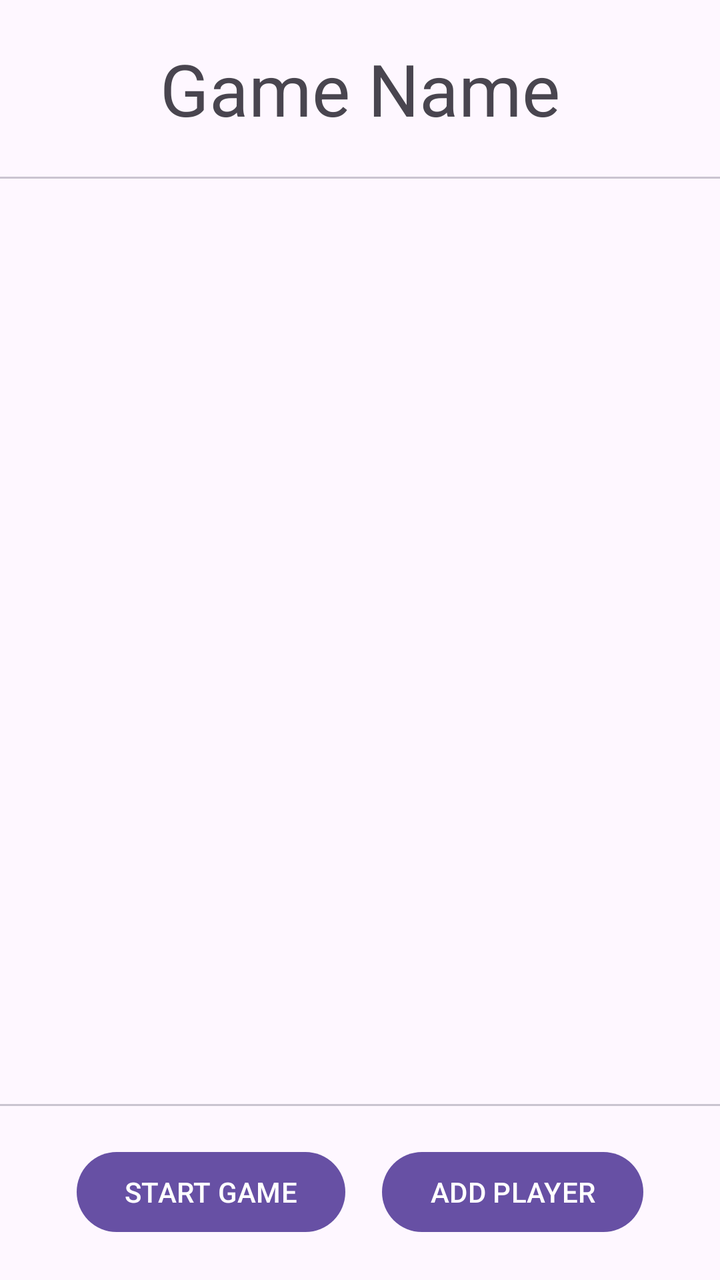
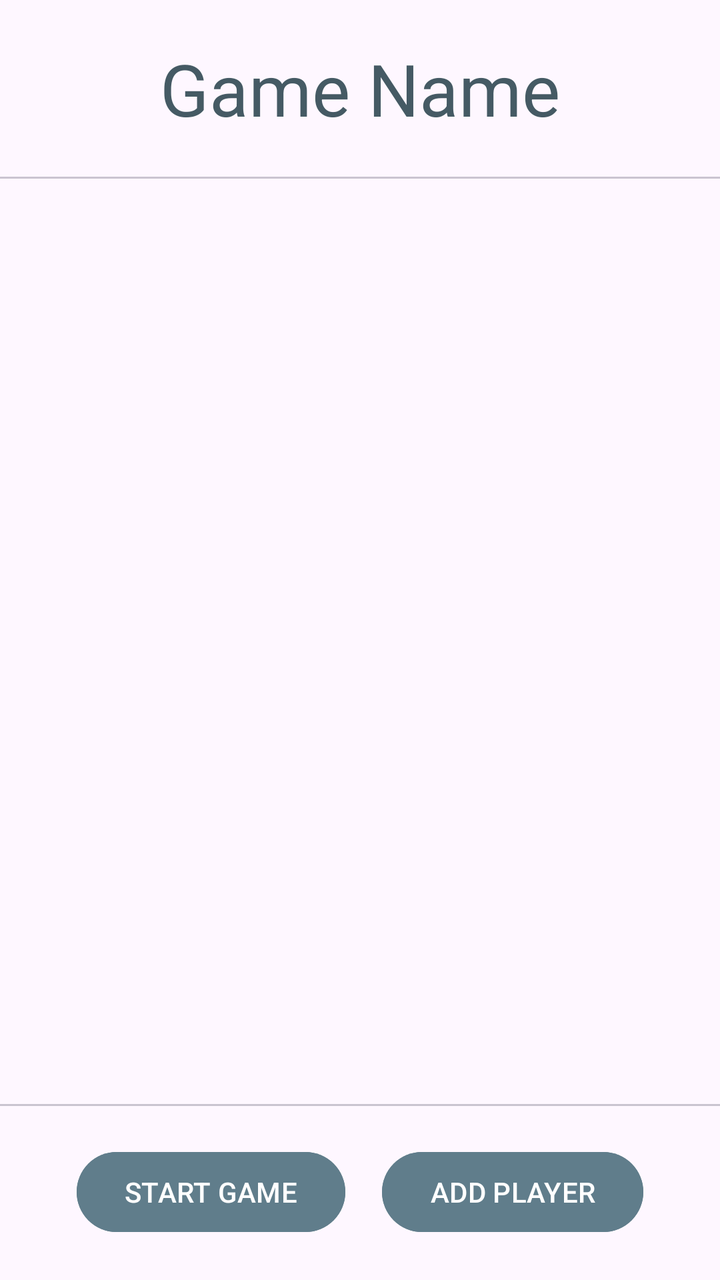

Two renders of the same Android screen: before a commit and after it. Below are the layout's source before the change and the commit's diff.
<!-- AndroidManifest.xml: application theme Theme.Oscarsthegrouchapp -->
<!-- res/layout/game_screen.xml -->
<?xml version="1.0" encoding="utf-8"?>
<androidx.constraintlayout.widget.ConstraintLayout
    xmlns:android="http://schemas.android.com/apk/res/android"
    xmlns:app="http://schemas.android.com/apk/res-auto"
    android:layout_width="match_parent"
    android:layout_height="match_parent"
    >

    <LinearLayout
        android:id="@+id/header"
        android:layout_width="match_parent"
        android:layout_height="wrap_content"
        android:orientation="horizontal"
        android:gravity="center"
        android:padding="20dp"
        app:layout_constraintTop_toTopOf="parent"
        >
        <TextView
            android:id="@+id/gameName"
            android:layout_width="wrap_content"
            android:layout_height="wrap_content"
            android:text="Game Name"
            android:textSize="36sp"
            />
    </LinearLayout>

    <com.google.android.material.divider.MaterialDivider
        android:id="@+id/topD"
        android:layout_width="match_parent"
        android:layout_height="wrap_content"
        android:layout_marginBottom="20dp"
        app:layout_constraintTop_toBottomOf="@id/header"
        />

    <androidx.recyclerview.widget.RecyclerView
        android:id="@+id/playerListView"
        android:layout_width="match_parent"
        android:layout_height="0dp"
        android:scrollbars="vertical"
        app:layout_constraintTop_toBottomOf="@id/topD"
        app:layout_constraintBottom_toTopOf="@id/footer"
        app:layout_constraintEnd_toEndOf="parent"
        app:layout_constraintStart_toStartOf="parent"
        />

    <com.google.android.material.divider.MaterialDivider
        android:id="@+id/bottomD"
        android:layout_width="match_parent"
        android:layout_height="wrap_content"
        android:layout_marginBottom="20dp"
        app:layout_constraintTop_toBottomOf="@id/playerListView"
        />

    <FrameLayout
        android:id="@+id/footer"
        android:layout_width="match_parent"
        android:layout_height="wrap_content"
        app:layout_constraintBottom_toBottomOf="parent"
        >

        <androidx.constraintlayout.widget.ConstraintLayout
            android:id="@+id/lobbyFooter"
            android:layout_width="match_parent"
            android:layout_height="wrap_content"
            android:orientation="horizontal"
            android:gravity="center"
            android:padding="20dp"
            >
            <Button
                android:layout_width="wrap_content"
                android:layout_height="wrap_content"
                android:id="@+id/startGameButton"
                android:text="START GAME"
                app:layout_constraintTop_toTopOf="parent"
                app:layout_constraintBottom_toBottomOf="parent"
                app:layout_constraintStart_toStartOf="parent"
                app:layout_constraintEnd_toStartOf="@id/addPlayerB"
                />

            <Button
                android:layout_width="wrap_content"
                android:layout_height="wrap_content"
                android:id="@+id/addPlayerB"
                android:text="ADD PLAYER"
                app:layout_constraintTop_toTopOf="parent"
                app:layout_constraintBottom_toBottomOf="parent"
                app:layout_constraintStart_toEndOf="@id/startGameButton"
                app:layout_constraintEnd_toEndOf="parent"
                />
        </androidx.constraintlayout.widget.ConstraintLayout>

        <androidx.constraintlayout.widget.ConstraintLayout
            android:id="@+id/activeFooter"
            android:layout_width="match_parent"
            android:layout_height="wrap_content"
            android:orientation="horizontal"
            android:gravity="center"
            android:padding="20dp"
            android:visibility="gone"
            >
            <Button
                android:layout_width="wrap_content"
                android:layout_height="wrap_content"
                android:id="@+id/answerB"
                android:text="ANSWER"
                app:layout_constraintTop_toTopOf="parent"
                app:layout_constraintBottom_toBottomOf="parent"
                app:layout_constraintStart_toStartOf="parent"
                app:layout_constraintEnd_toStartOf="@id/endB"
                />

            <Button
                android:layout_width="wrap_content"
                android:layout_height="wrap_content"
                android:id="@+id/endB"
                android:text="END GAME"
                app:layout_constraintTop_toTopOf="parent"
                app:layout_constraintBottom_toBottomOf="parent"
                app:layout_constraintStart_toEndOf="@id/answerB"
                app:layout_constraintEnd_toEndOf="parent"
                />
        </androidx.constraintlayout.widget.ConstraintLayout>

    </FrameLayout>


</androidx.constraintlayout.widget.ConstraintLayout>
<!-- resources referenced by this layout -->
<resources>
  <style name="Theme.Oscarsthegrouchapp" parent="Base.Theme.Oscarsthegrouchapp" />
  <style name="Base.Theme.Oscarsthegrouchapp" parent="Theme.Material3.DayNight.NoActionBar">
          
          
      </style>
</resources>

<!-- the commit's change to res/layout/game_screen.xml (unified diff, before → after) -->
@@ -21,6 +21,7 @@
             android:layout_height="wrap_content"
             android:text="Game Name"
             android:textSize="36sp"
+            android:textColor="@color/colorPrimaryDark"
             />
     </LinearLayout>
 
@@ -71,6 +72,7 @@
                 android:layout_height="wrap_content"
                 android:id="@+id/startGameButton"
                 android:text="START GAME"
+                android:backgroundTint="@color/colorPrimary"
                 app:layout_constraintTop_toTopOf="parent"
                 app:layout_constraintBottom_toBottomOf="parent"
                 app:layout_constraintStart_toStartOf="parent"
@@ -82,6 +84,7 @@
                 android:layout_height="wrap_content"
                 android:id="@+id/addPlayerB"
                 android:text="ADD PLAYER"
+                android:backgroundTint="@color/colorPrimary"
                 app:layout_constraintTop_toTopOf="parent"
                 app:layout_constraintBottom_toBottomOf="parent"
                 app:layout_constraintStart_toEndOf="@id/startGameButton"
<!-- resource entries referenced after the edit -->
@@ -1,5 +1,7 @@
 <!-- resources referenced by this layout -->
 <resources>
+  <color name="colorPrimary">#607D8B</color>
+  <color name="colorPrimaryDark">#455A64</color>
   <style name="Theme.Oscarsthegrouchapp" parent="Base.Theme.Oscarsthegrouchapp" />
   <style name="Base.Theme.Oscarsthegrouchapp" parent="Theme.Material3.DayNight.NoActionBar">
           
